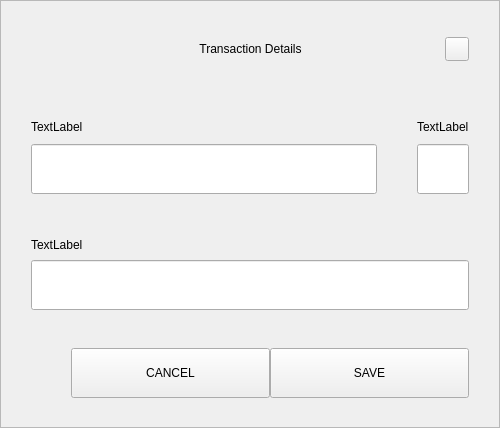
The window that src/qt/pivx/settings/forms/settingsmultisenddialog.ui (eons-finance/ALQO) describes before a commit, drawn with Qt 5.
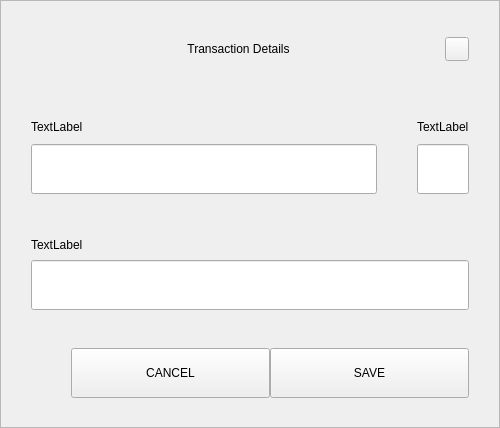
The same window after the commit.

```diff
--- a/src/qt/pivx/settings/forms/settingsmultisenddialog.ui
+++ b/src/qt/pivx/settings/forms/settingsmultisenddialog.ui
@@ -13,6 +13,9 @@
   <property name="windowTitle">
    <string>Form</string>
   </property>
+  <property name="styleSheet">
+   <string notr="true">color: rgb(0, 0, 0);</string>
+  </property>
   <layout class="QVBoxLayout" name="verticalLayout_3">
    <property name="spacing">
     <number>0</number>
@@ -32,7 +35,7 @@
    <item>
     <widget class="QFrame" name="frame">
      <property name="styleSheet">
-      <string notr="true"/>
+      <string notr="true">color: rgb(0, 0, 0);</string>
      </property>
      <property name="frameShape">
       <enum>QFrame::StyledPanel</enum>
@@ -89,7 +92,7 @@
            </size>
           </property>
           <property name="styleSheet">
-           <string notr="true">padding-left:24px;</string>
+           <string notr="true">color: rgb(0, 0, 0);</string>
           </property>
           <property name="text">
            <string>Transaction Details</string>
```
Left out of the diff: 6 changed lines with no effect on the pictures.
